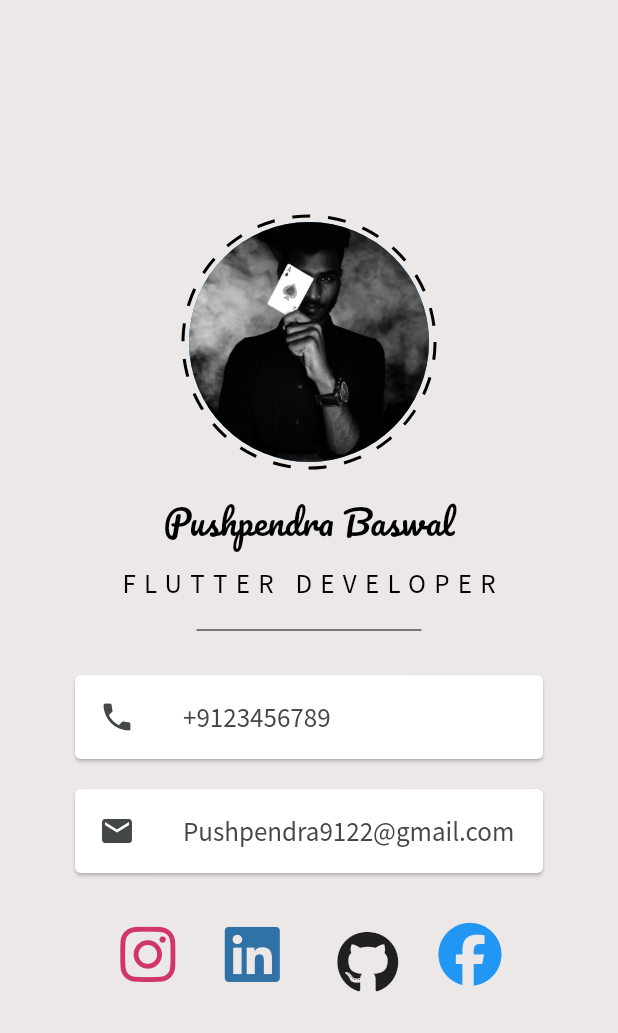
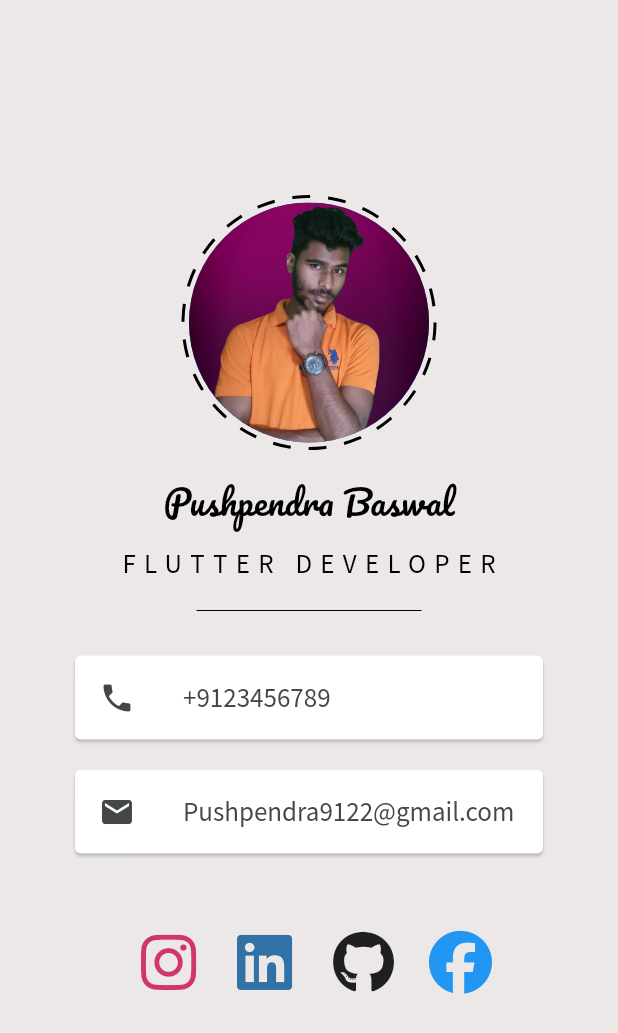
Before and after one commit to Pushpendra1001/My_Card, a Flutter app: the screen it shows after launch, on a phone screen of 412 x 824 dp. Shown: the top 1033 px of the screen. Run offline on Flutter 3.47's test engine with Material 2 defaults, Android fonts, the phone set to English and light mode, and no system bars; drawn by our look-alikes of dotted_border; our stand-ins replace font_awesome_flutter.

Commit message:
fix bugs and update links

```diff
--- a/lib/main.dart
+++ b/lib/main.dart
@@ -25,7 +25,6 @@ class _MyAppState extends State<MyApp> {
       debugShowCheckedModeBanner: false,
       home: Scaffold(
         backgroundColor: Color.fromARGB(195, 230, 225, 225),
-        // backgroundColor: Colors.white,
         body: SafeArea(
           child: Center(
             child: Column(
@@ -41,7 +40,7 @@ class _MyAppState extends State<MyApp> {
                     child: CircleAvatar(
                       radius: 80,
                       backgroundImage: AssetImage(
-                        'images/pushpendra_.jpg',
+                        'images/myphoto.jpg',
                       ),
                     ),
                   ),
@@ -77,6 +76,8 @@ class _MyAppState extends State<MyApp> {
                     color: Color.fromARGB(255, 3, 3, 3),
                   ),
                 ),
+
+                // contact details part start
                 Card(
                     color: Colors.white,
                     margin: EdgeInsets.symmetric(vertical: 10, horizontal: 50),
@@ -109,24 +110,49 @@ class _MyAppState extends State<MyApp> {
                             fontFamily: 'SourceSansPro'),
                       ),
                     )),
-
+                //  Contact details part end
                 // Icons part start
                 Container(
-                  margin: EdgeInsets.symmetric(vertical: 20, horizontal: 50),
+                  margin: EdgeInsets.symmetric(
+                    vertical: 25,
+                  ),
                   child: Row(
-                    mainAxisAlignment: MainAxisAlignment.spaceEvenly,
+                    mainAxisAlignment: MainAxisAlignment.center,
                     children: [
-                      Icon(
+                      Padding(
+                        padding: const EdgeInsets.all(8.0),
+                        child: IconButton(
+                          icon: Icon(
                             FontAwesomeIcons.instagram,
                             color: Color.fromARGB(255, 208, 54, 105),
                             size: 42,
                           ),
-                      Icon(
+                          onPressed: () async {
+                            var url = Uri.parse(
+                                "https://www.instagram.com/pushpendra.1001/");
+                            await launchUrl(url);
+                          },
+                        ),
+                      ),
+                      Padding(
+                        padding: const EdgeInsets.all(8.0),
+                        child: IconButton(
+                          icon: Icon(
                             FontAwesomeIcons.linkedin,
                             color: Color.fromARGB(255, 48, 113, 166),
                             size: 42,
                           ),
-                      IconButton(
+                          onPressed: () async {
+                            var url = Uri.parse(
+                                "https://www.linkedin.com/in/pushpendra-baswal-51198323b/");
+
+                            await launchUrl(url);
+                          },
+                        ),
+                      ),
+                      Padding(
+                        padding: const EdgeInsets.all(8.0),
+                        child: IconButton(
                           icon: Icon(
                             FontAwesomeIcons.github,
                             size: 42,
@@ -134,34 +160,34 @@ class _MyAppState extends State<MyApp> {
                           onPressed: () async {
                             var url =
                                 Uri.parse("https://github.com/pushpendra1001");
-                          if (await canLaunchUrl(url)) {
                             await launchUrl(url);
-                          } else {
-                            // throw "Could not launch";
-                          }
                           },
                         ),
-                      Icon(
+                      ),
+                      Padding(
+                        padding: const EdgeInsets.all(8.0),
+                        child: IconButton(
+                          icon: Icon(
                             FontAwesomeIcons.facebook,
                             color: Colors.blue,
                             size: 42,
                           ),
+                          onPressed: () async {
+                            var url = Uri.parse(
+                                "https://www.facebook.com/pushpendra.baswal.1");
+                            await launchUrl(url);
+                          },
+                        ),
+                      ),
                     ],
                   ),
                 ),
-
-                // i will change
-
-                // i will change
+                // Icons part End
               ],
             ),
           ),
         ),
       ),
-
-      // functions start
-
-      // function end
     );
   }
 }
--- a/pubspec.yaml
+++ b/pubspec.yaml
@@ -39,6 +39,8 @@ dependencies:
   dotted_border: '^2.0.0+3'
   dotted_line : '3.1.0'
   url_launcher: '^6.1.11'
+  http: ^0.13.5
+  shared_preferences: ^2.0.15
 
 dev_dependencies:
   flutter_test:
```
Also changed, not shown: images/myphoto.jpg (added), images/pushpendra.jpg (deleted), images/pushpendra_.jpg (deleted), pubspec.lock, 1 other file. Lines whose indentation alone changed are shown as unchanged.
